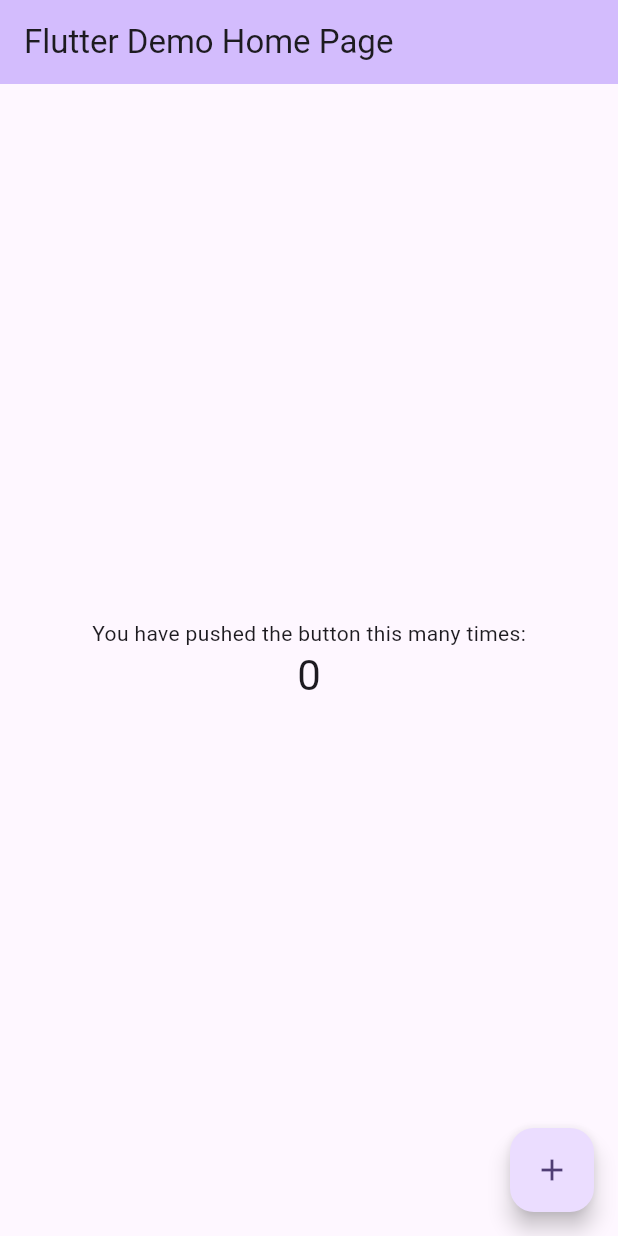
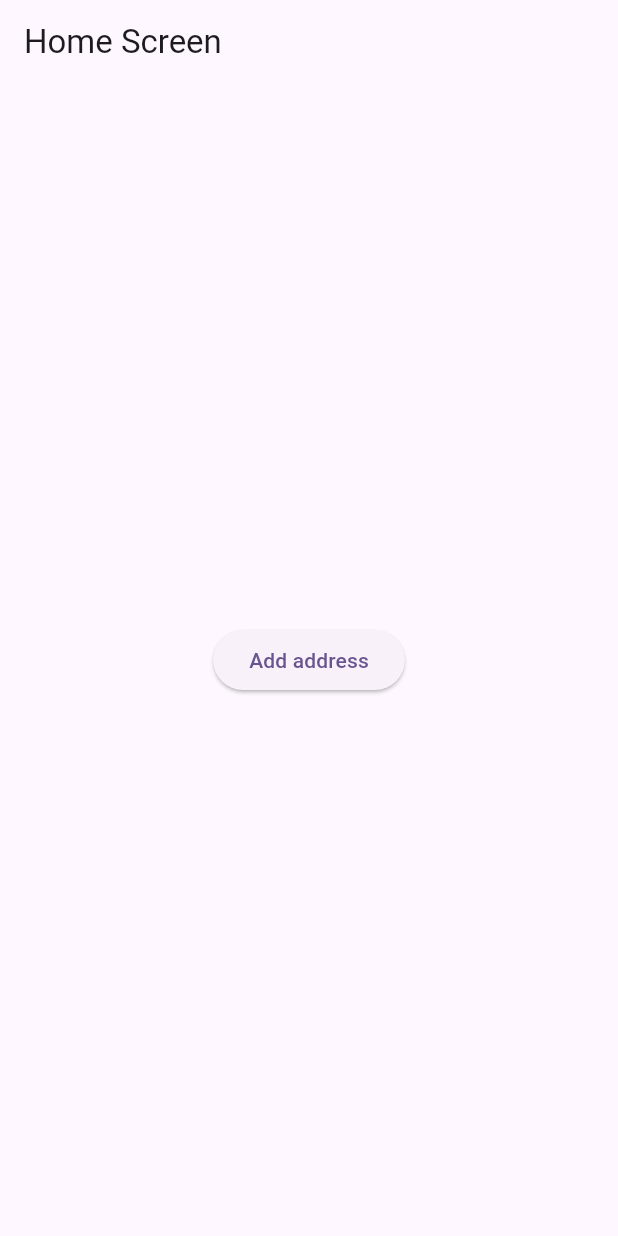
Before and after one commit to seamoonpandey/flutter-map-form, a Flutter app: the screen it shows after launch, on a phone screen of 412 x 824 dp. Run offline on Flutter 3.47's test engine with Material 3 defaults, Android fonts, the light colour scheme and no system bars.

Commit message:
clean up and set up

```diff
--- a/lib/main.dart
+++ b/lib/main.dart
@@ -1,3 +1,4 @@
+import 'package:address_form/screen/home.dart';
 import 'package:flutter/material.dart';
 
 void main() {
@@ -7,119 +8,15 @@
 class MyApp extends StatelessWidget {
   const MyApp({super.key});
 
-  // This widget is the root of your application.
   @override
   Widget build(BuildContext context) {
     return MaterialApp(
-      title: 'Flutter Demo',
+      title: 'Map form',
       theme: ThemeData(
-        // This is the theme of your application.
-        //
-        // TRY THIS: Try running your application with "flutter run". You'll see
-        // the application has a purple toolbar. Then, without quitting the app,
-        // try changing the seedColor in the colorScheme below to Colors.green
-        // and then invoke "hot reload" (save your changes or press the "hot
-        // reload" button in a Flutter-supported IDE, or press "r" if you used
-        // the command line to start the app).
-        //
-        // Notice that the counter didn't reset back to zero; the application
-        // state is not lost during the reload. To reset the state, use hot
-        // restart instead.
-        //
-        // This works for code too, not just values: Most code changes can be
-        // tested with just a hot reload.
         colorScheme: ColorScheme.fromSeed(seedColor: Colors.deepPurple),
         useMaterial3: true,
       ),
-      home: const MyHomePage(title: 'Flutter Demo Home Page'),
+      home: const HomeScreen(),
     );
   }
 }
-
-class MyHomePage extends StatefulWidget {
-  const MyHomePage({super.key, required this.title});
-
-  // This widget is the home page of your application. It is stateful, meaning
-  // that it has a State object (defined below) that contains fields that affect
-  // how it looks.
-
-  // This class is the configuration for the state. It holds the values (in this
-  // case the title) provided by the parent (in this case the App widget) and
-  // used by the build method of the State. Fields in a Widget subclass are
-  // always marked "final".
-
-  final String title;
-
-  @override
-  State<MyHomePage> createState() => _MyHomePageState();
-}
-
-class _MyHomePageState extends State<MyHomePage> {
-  int _counter = 0;
-
-  void _incrementCounter() {
-    setState(() {
-      // This call to setState tells the Flutter framework that something has
-      // changed in this State, which causes it to rerun the build method below
-      // so that the display can reflect the updated values. If we changed
-      // _counter without calling setState(), then the build method would not be
-      // called again, and so nothing would appear to happen.
-      _counter++;
-    });
-  }
-
-  @override
-  Widget build(BuildContext context) {
-    // This method is rerun every time setState is called, for instance as done
-    // by the _incrementCounter method above.
-    //
-    // The Flutter framework has been optimized to make rerunning build methods
-    // fast, so that you can just rebuild anything that needs updating rather
-    // than having to individually change instances of widgets.
-    return Scaffold(
-      appBar: AppBar(
-        // TRY THIS: Try changing the color here to a specific color (to
-        // Colors.amber, perhaps?) and trigger a hot reload to see the AppBar
-        // change color while the other colors stay the same.
-        backgroundColor: Theme.of(context).colorScheme.inversePrimary,
-        // Here we take the value from the MyHomePage object that was created by
-        // the App.build method, and use it to set our appbar title.
-        title: Text(widget.title),
-      ),
-      body: Center(
-        // Center is a layout widget. It takes a single child and positions it
-        // in the middle of the parent.
-        child: Column(
-          // Column is also a layout widget. It takes a list of children and
-          // arranges them vertically. By default, it sizes itself to fit its
-          // children horizontally, and tries to be as tall as its parent.
-          //
-          // Column has various properties to control how it sizes itself and
-          // how it positions its children. Here we use mainAxisAlignment to
-          // center the children vertically; the main axis here is the vertical
-          // axis because Columns are vertical (the cross axis would be
-          // horizontal).
-          //
-          // TRY THIS: Invoke "debug painting" (choose the "Toggle Debug Paint"
-          // action in the IDE, or press "p" in the console), to see the
-          // wireframe for each widget.
-          mainAxisAlignment: MainAxisAlignment.center,
-          children: <Widget>[
-            const Text(
-              'You have pushed the button this many times:',
-            ),
-            Text(
-              '$_counter',
-              style: Theme.of(context).textTheme.headlineMedium,
-            ),
-          ],
-        ),
-      ),
-      floatingActionButton: FloatingActionButton(
-        onPressed: _incrementCounter,
-        tooltip: 'Increment',
-        child: const Icon(Icons.add),
-      ), // This trailing comma makes auto-formatting nicer for build methods.
-    );
-  }
-}
--- /dev/null
+++ b/lib/screen/home.dart
@@ -0,0 +1,27 @@
+import 'package:flutter/material.dart';
+
+class HomeScreen extends StatefulWidget {
+  const HomeScreen({super.key});
+
+  @override
+  State<HomeScreen> createState() => _HomeScreenState();
+}
+
+class _HomeScreenState extends State<HomeScreen> {
+  @override
+  Widget build(BuildContext context) {
+    return Scaffold(
+      appBar: AppBar(
+        title: const Text('Home Screen'),
+      ),
+      body: Center(
+        child: ElevatedButton(
+          onPressed: () {
+            debugPrint("Add address button pressed");
+          },
+          child: const Text("Add address"),
+        ),
+      ),
+    );
+  }
+}
```
